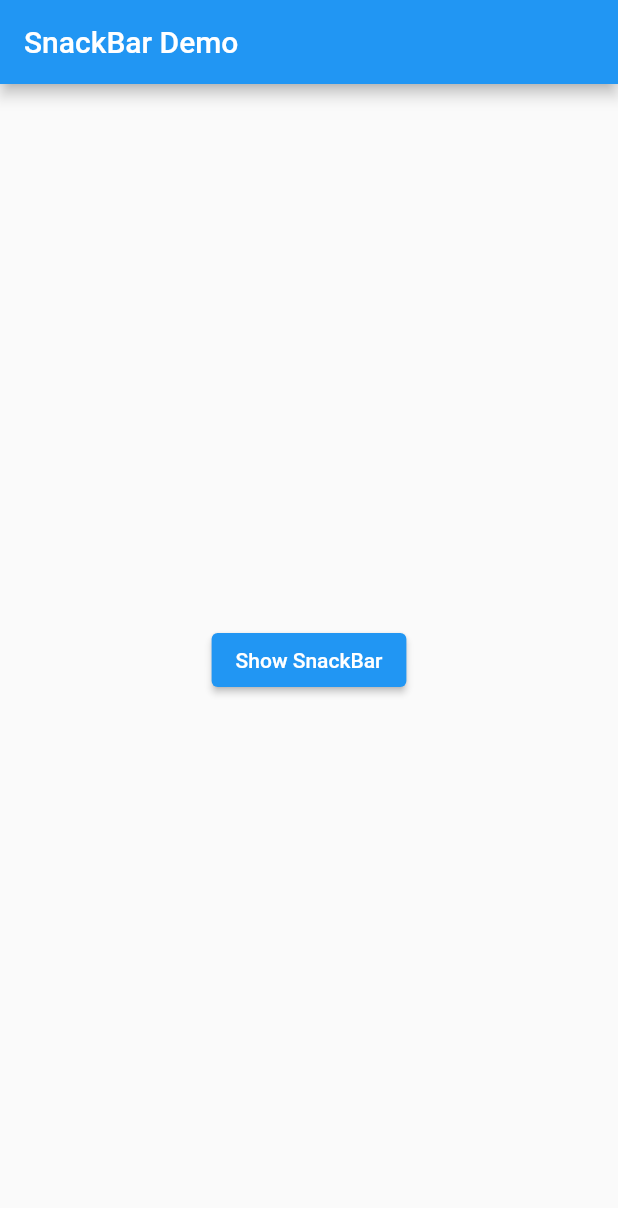
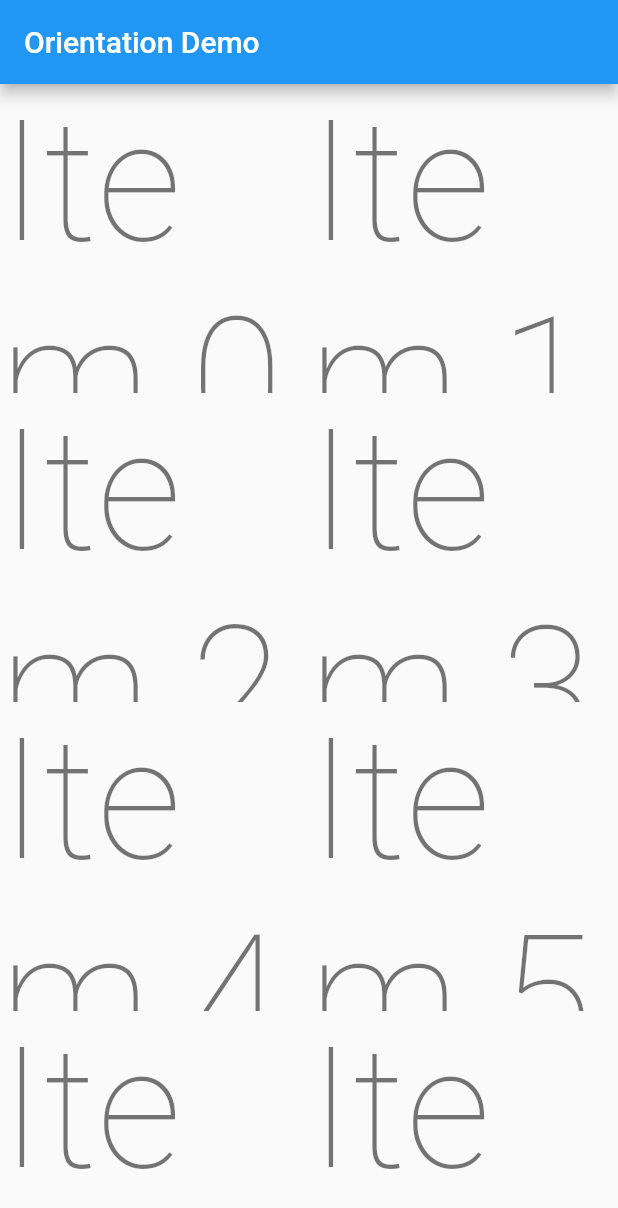
Before and after one commit to riflockle7/flutter_cookbook, a Flutter app: the screen it shows after launch, on a phone screen of 412 x 824 dp. Shown: the top 1208 px of the screen. Run offline on Flutter 3.47's test engine with Material 2 defaults, Android fonts, the phone set to English and light mode, and no system bars.

Commit message:
#2 Update the UI based on orientation
https://flutter.dev/docs/cookbook/design/orientation

```diff
--- a/lib/designMain.dart
+++ b/lib/designMain.dart
@@ -5,7 +5,10 @@ void main() {
   // runApp(MyApp());
 
   // Display a snackbar
-  runApp(SnackBarDemo());
+  // runApp(SnackBarDemo());
+
+  // Update the UI based on orientation
+  runApp(OrientationApp());
 }
 
 // Add a Drawer to a screen
@@ -104,3 +107,49 @@ class SnackBarPage extends StatelessWidget {
     );
   }
 }
+
+// Update the UI based on orientation
+class OrientationApp extends StatelessWidget {
+  @override
+  Widget build(BuildContext context) {
+    final appTitle = 'Orientation Demo';
+
+    return MaterialApp(
+      title: appTitle,
+      home: OrientationList(
+        title: appTitle,
+      ),
+    );
+  }
+}
+
+class OrientationList extends StatelessWidget {
+  final String title;
+
+  OrientationList({Key key, this.title}) : super(key: key);
+
+  @override
+  Widget build(BuildContext context) {
+    return Scaffold(
+      appBar: AppBar(title: Text(title)),
+      body: OrientationBuilder(
+        builder: (context, orientation) {
+          return GridView.count(
+            // portrait mode (세로 모드)에서는 2 columns
+            // landscape mode (가로 모드)에서는 3 columns.
+            crossAxisCount: orientation == Orientation.portrait ? 2 : 3,
+            // 100 개 리스트 생성
+            children: List.generate(100, (index) {
+              return Center(
+                child: Text(
+                  'Item $index',
+                  style: Theme.of(context).textTheme.headline1,
+                ),
+              );
+            }),
+          );
+        },
+      ),
+    );
+  }
+}
```
